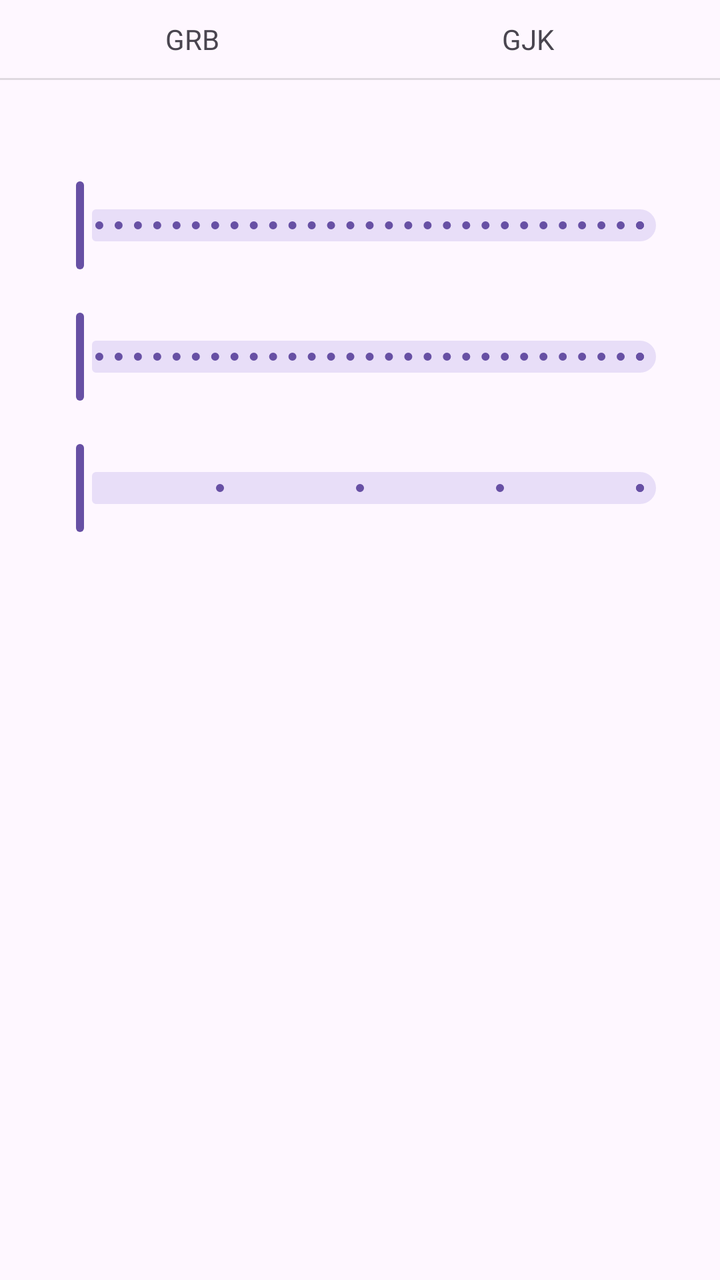
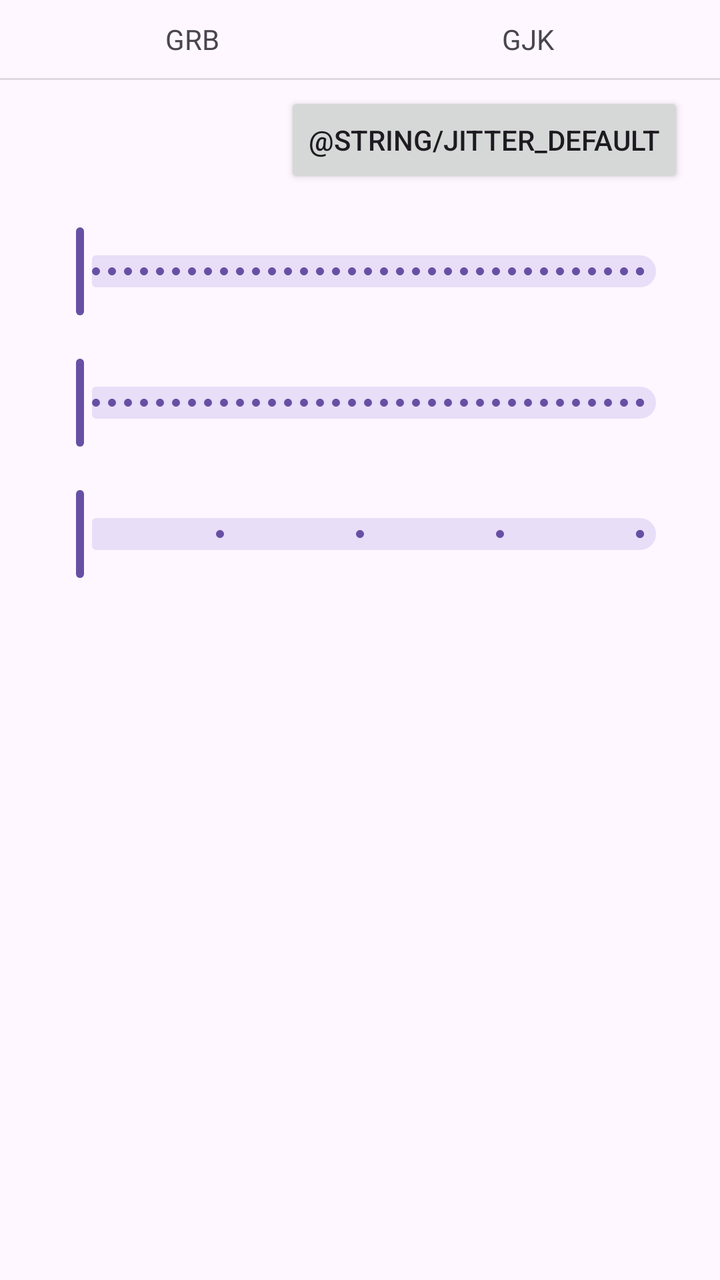

Before-and-after screenshots of an Android layout around one commit, followed by the original layout XML and the change that was made.
<!-- AndroidManifest.xml: application theme Theme.NarikTerus -->
<!-- res/layout/dialog_jitter.xml -->
<?xml version="1.0" encoding="utf-8"?>
<LinearLayout xmlns:android="http://schemas.android.com/apk/res/android"
    xmlns:app="http://schemas.android.com/apk/res-auto"
    android:layout_width="match_parent"
    android:layout_height="wrap_content"
    android:orientation="vertical">

    <LinearLayout
        android:layout_width="match_parent"
        android:layout_height="wrap_content"
        android:orientation="horizontal"
        android:paddingHorizontal="12dp">

        <TextView
            android:id="@+id/tab_jitter_grb"
            android:layout_width="0dp"
            android:layout_height="wrap_content"
            android:layout_weight="1"
            android:gravity="center"
            android:paddingVertical="10dp"
            android:text="@string/jitter_tab_grb"
            android:textSize="14sp" />

        <TextView
            android:id="@+id/tab_jitter_gjk"
            android:layout_width="0dp"
            android:layout_height="wrap_content"
            android:layout_weight="1"
            android:gravity="center"
            android:paddingVertical="10dp"
            android:text="@string/jitter_tab_gjk"
            android:textSize="14sp" />
    </LinearLayout>

    <View
        android:layout_width="match_parent"
        android:layout_height="1dp"
        android:background="#1F000000" />

    
    <LinearLayout
        android:id="@+id/page_jitter_grb"
        android:layout_width="match_parent"
        android:layout_height="wrap_content"
        android:orientation="vertical"
        android:paddingHorizontal="18dp"
        android:paddingTop="6dp"
        android:paddingBottom="12dp">

        <TextView
            android:id="@+id/toggle_jitter_grb"
            android:layout_width="wrap_content"
            android:layout_height="wrap_content"
            android:background="?attr/selectableItemBackground"
            android:paddingBottom="6dp"
            android:textColor="#1A73E8"
            android:textSize="14sp"
            android:textStyle="bold" />

        <TextView
            android:id="@+id/label_step_grb"
            android:layout_width="wrap_content"
            android:layout_height="wrap_content"
            android:textColor="#202124"
            android:textSize="13sp" />

        <com.google.android.material.slider.Slider
            android:id="@+id/slider_step_grb"
            android:layout_width="match_parent"
            android:layout_height="wrap_content"
            android:stepSize="0.1"
            android:valueFrom="0.1"
            android:valueTo="3.0" />

        <TextView
            android:id="@+id/label_maxdist_grb"
            android:layout_width="wrap_content"
            android:layout_height="wrap_content"
            android:textColor="#202124"
            android:textSize="13sp" />

        <com.google.android.material.slider.Slider
            android:id="@+id/slider_maxdist_grb"
            android:layout_width="match_parent"
            android:layout_height="wrap_content"
            android:stepSize="0.1"
            android:valueFrom="0.1"
            android:valueTo="3.0" />

        <TextView
            android:id="@+id/label_interval_grb"
            android:layout_width="wrap_content"
            android:layout_height="wrap_content"
            android:textColor="#202124"
            android:textSize="13sp" />

        <com.google.android.material.slider.Slider
            android:id="@+id/slider_interval_grb"
            android:layout_width="match_parent"
            android:layout_height="wrap_content"
            android:stepSize="1"
            android:valueFrom="1"
            android:valueTo="5" />
    </LinearLayout>

    
    <LinearLayout
        android:id="@+id/page_jitter_gjk"
        android:layout_width="match_parent"
        android:layout_height="wrap_content"
        android:orientation="vertical"
        android:paddingHorizontal="18dp"
        android:paddingTop="6dp"
        android:paddingBottom="12dp"
        android:visibility="gone">

        <TextView
            android:id="@+id/toggle_jitter_gjk"
            android:layout_width="wrap_content"
            android:layout_height="wrap_content"
            android:background="?attr/selectableItemBackground"
            android:paddingBottom="6dp"
            android:textColor="#1A73E8"
            android:textSize="14sp"
            android:textStyle="bold" />

        <TextView
            android:id="@+id/label_step_gjk"
            android:layout_width="wrap_content"
            android:layout_height="wrap_content"
            android:textColor="#202124"
            android:textSize="13sp" />

        <com.google.android.material.slider.Slider
            android:id="@+id/slider_step_gjk"
            android:layout_width="match_parent"
            android:layout_height="wrap_content"
            android:stepSize="0.1"
            android:valueFrom="0.1"
            android:valueTo="3.0" />

        <TextView
            android:id="@+id/label_maxdist_gjk"
            android:layout_width="wrap_content"
            android:layout_height="wrap_content"
            android:textColor="#202124"
            android:textSize="13sp" />

        <com.google.android.material.slider.Slider
            android:id="@+id/slider_maxdist_gjk"
            android:layout_width="match_parent"
            android:layout_height="wrap_content"
            android:stepSize="0.1"
            android:valueFrom="0.1"
            android:valueTo="3.0" />

        <TextView
            android:id="@+id/label_interval_gjk"
            android:layout_width="wrap_content"
            android:layout_height="wrap_content"
            android:textColor="#202124"
            android:textSize="13sp" />

        <com.google.android.material.slider.Slider
            android:id="@+id/slider_interval_gjk"
            android:layout_width="match_parent"
            android:layout_height="wrap_content"
            android:stepSize="1"
            android:valueFrom="1"
            android:valueTo="5" />
    </LinearLayout>
</LinearLayout>
<!-- resources referenced by this layout -->
<resources>
  <string name="jitter_tab_gjk">GJK</string>
  <string name="jitter_tab_grb">GRB</string>
  <style name="Theme.NarikTerus" parent="Theme.Material3.DayNight.NoActionBar">
          <item name="android:statusBarColor">@android:color/transparent</item>
          <item name="android:navigationBarColor">@android:color/transparent</item>
          <item name="android:windowLightStatusBar">true</item>
      </style>
</resources>

<!-- the commit's change to res/layout/dialog_jitter.xml (unified diff, before → after) -->
@@ -1,6 +1,5 @@
 <?xml version="1.0" encoding="utf-8"?>
 <LinearLayout xmlns:android="http://schemas.android.com/apk/res/android"
-    xmlns:app="http://schemas.android.com/apk/res-auto"
     android:layout_width="match_parent"
     android:layout_height="wrap_content"
     android:orientation="vertical">
@@ -47,15 +46,12 @@
         android:paddingTop="6dp"
         android:paddingBottom="12dp">
 
-        <TextView
-            android:id="@+id/toggle_jitter_grb"
+        <Button
+            android:id="@+id/btn_default_grb"
             android:layout_width="wrap_content"
             android:layout_height="wrap_content"
-            android:background="?attr/selectableItemBackground"
-            android:paddingBottom="6dp"
-            android:textColor="#1A73E8"
-            android:textSize="14sp"
-            android:textStyle="bold" />
+            android:layout_gravity="end"
+            android:text="@string/jitter_default" />
 
         <TextView
             android:id="@+id/label_step_grb"
@@ -70,7 +66,7 @@
             android:layout_height="wrap_content"
             android:stepSize="0.1"
             android:valueFrom="0.1"
-            android:valueTo="3.0" />
+            android:valueTo="5.0" />
 
         <TextView
             android:id="@+id/label_maxdist_grb"
@@ -85,7 +81,7 @@
             android:layout_height="wrap_content"
             android:stepSize="0.1"
             android:valueFrom="0.1"
-            android:valueTo="3.0" />
+            android:valueTo="5.0" />
 
         <TextView
             android:id="@+id/label_interval_grb"
@@ -114,15 +110,12 @@
         android:paddingBottom="12dp"
         android:visibility="gone">
 
-        <TextView
-            android:id="@+id/toggle_jitter_gjk"
+        <Button
+            android:id="@+id/btn_default_gjk"
             android:layout_width="wrap_content"
             android:layout_height="wrap_content"
-            android:background="?attr/selectableItemBackground"
-            android:paddingBottom="6dp"
-            android:textColor="#1A73E8"
-            android:textSize="14sp"
-            android:textStyle="bold" />
+            android:layout_gravity="end"
+            android:text="@string/jitter_default" />
 
         <TextView
             android:id="@+id/label_step_gjk"
@@ -137,7 +130,7 @@
             android:layout_height="wrap_content"
             android:stepSize="0.1"
             android:valueFrom="0.1"
-            android:valueTo="3.0" />
+            android:valueTo="5.0" />
 
         <TextView
             android:id="@+id/label_maxdist_gjk"
@@ -152,7 +145,7 @@
             android:layout_height="wrap_content"
             android:stepSize="0.1"
             android:valueFrom="0.1"
-            android:valueTo="3.0" />
+            android:valueTo="5.0" />
 
         <TextView
             android:id="@+id/label_interval_gjk"
